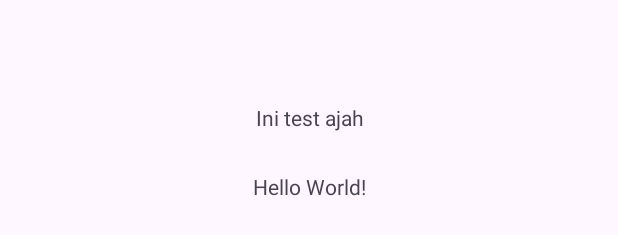
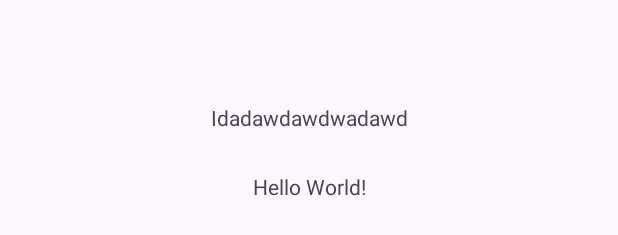
Before and after one commit to pastiin-aja/pastiin-aja-md, an Android app: the layout activity_main.xml on its own in the app's theme, with its tools: preview values and no code run, on a phone screen of 412 x 824 dp. Shown: the part 432-667 px from the top of the screen. Run offline under Robolectric (Android 15) with nearby library versions, the phone set to English and light mode, and no system bars.

Commit message:
feat : text

```diff
--- a/app/src/main/res/layout/activity_main.xml
+++ b/app/src/main/res/layout/activity_main.xml
@@ -18,7 +18,7 @@
     <TextView
         android:layout_width="wrap_content"
         android:layout_height="wrap_content"
-        android:text="Ini test ajah"
+        android:text="Idadawdawdwadawd"
         app:layout_constraintBottom_toBottomOf="parent"
         app:layout_constraintEnd_toEndOf="parent"
         app:layout_constraintHorizontal_bias="0.502"
--- a/build.gradle.kts
+++ b/build.gradle.kts
@@ -1,5 +1,5 @@
 // Top-level build file where you can add configuration options common to all sub-projects/modules.
 plugins {
-    id("com.android.application") version "8.1.4" apply false
+    id("com.android.application") version "8.0.2" apply false
     id("org.jetbrains.kotlin.android") version "1.9.0" apply false
 }
```
